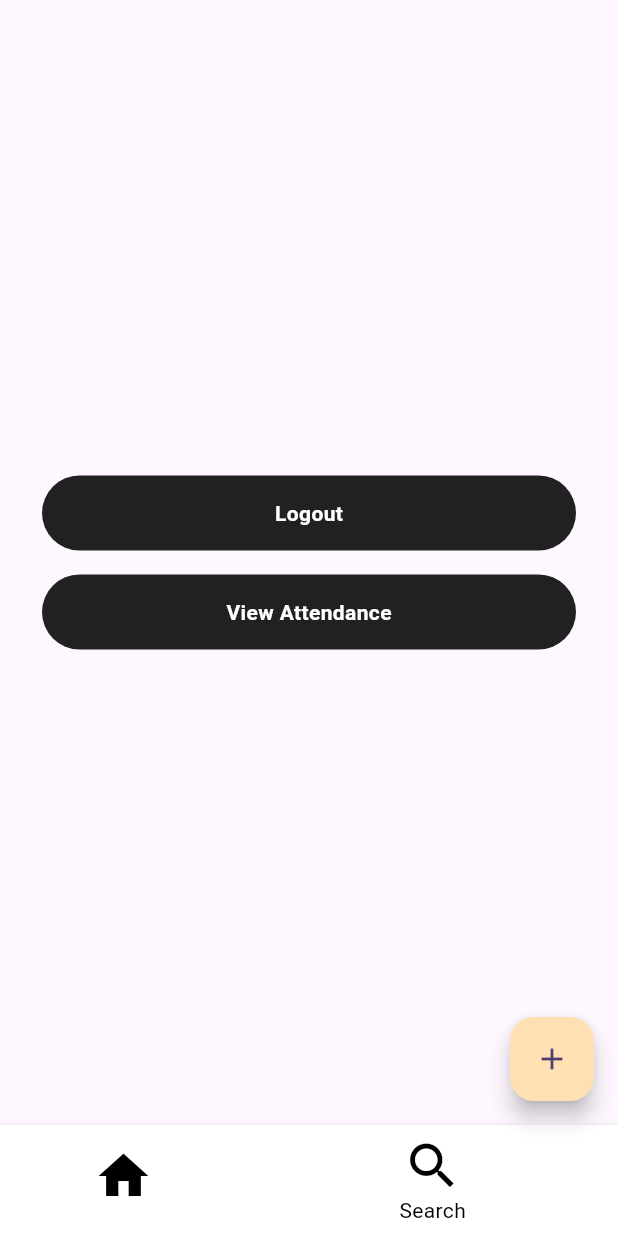
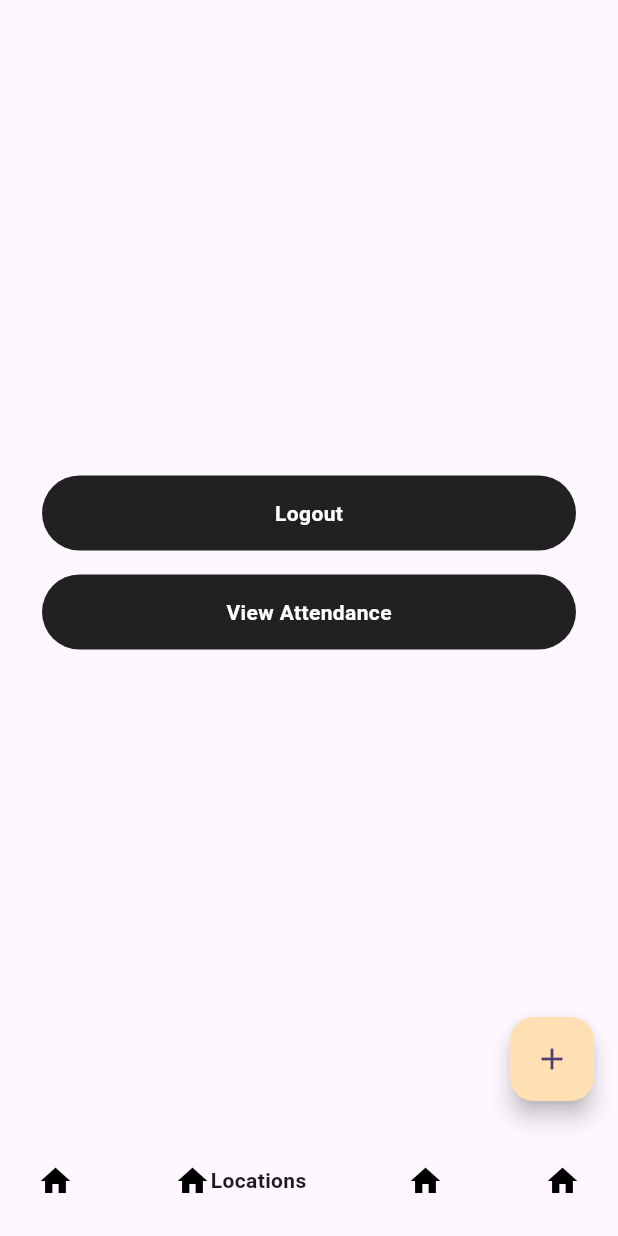
Before and after one commit to dhruvpatidar359/geofence, a Flutter app: the OfficeList screen opened directly, item 2 of the bottom bar chosen, on a phone screen of 412 x 824 dp. Run offline on Flutter 3.47's test engine with Material 2 defaults, Android fonts, the phone set to English and light mode, and no system bars; drawn by our look-alikes of google_nav_bar; our stand-ins replace easy_splash_screen, equatable, firebase_auth, firebase_core, firebase_database, geolocator and 6 more; missing offline and left inert: dart:ffi; accounts and stored records are empty.

Commit message:
added navbar

```diff
--- a/lib/pages/officelist.dart
+++ b/lib/pages/officelist.dart
@@ -8,6 +8,8 @@ import 'package:geofence/widgets/geoCard.dart';
 import 'package:geofence/widgets/widgets.dart';
 import 'package:geolocator/geolocator.dart';
 import 'package:google_fonts/google_fonts.dart';
+import 'package:google_nav_bar/google_nav_bar.dart';
+import 'package:line_icons/line_icons.dart';
 
 class OfficeList extends StatefulWidget {
   OfficeList({Key? key}) : super(key: key);
@@ -89,26 +91,15 @@ class _OfficeListState extends State<OfficeList> {
   Widget build(BuildContext context) {
     return SafeArea(
         child: Scaffold(
-      bottomNavigationBar: BottomNavigationBar(
-          items: const <BottomNavigationBarItem>[
-            BottomNavigationBarItem(
-                icon: Icon(
-                  Icons.home,
-                  color: Colors.black,
-                ),
-                label: 'Home',
-                backgroundColor: Colors.white),
-            BottomNavigationBarItem(
-                icon: Icon(Icons.search, color: Colors.black),
-                label: 'Search',
-                backgroundColor: Colors.white),
-          ],
-          type: BottomNavigationBarType.shifting,
-          currentIndex: _selectedIndex,
-          selectedItemColor: Colors.black,
-          iconSize: 40,
-          onTap: _onItemTapped,
-          elevation: 5),
+      bottomNavigationBar: GNav(
+        onTabChange: _onItemTapped,
+        tabs: [
+          GButton(icon: Icons.home, text: 'Locations'),
+          GButton(icon: Icons.home, text: 'Locations'),
+          GButton(icon: Icons.home, text: 'Locations'),
+          GButton(icon: Icons.home, text: 'Locations'),
+        ],
+      ),
       floatingActionButton: FloatingActionButton(
         backgroundColor: Colors.orange.shade100,
         onPressed: () {
--- a/pubspec.yaml
+++ b/pubspec.yaml
@@ -50,6 +50,8 @@ dependencies:
   geofence_service: ^4.0.0
   intl: ^0.18.1
   persistent_bottom_nav_bar: ^5.0.2
+  google_nav_bar: ^5.0.6
+  line_icons: ^2.0.3
 
 dev_dependencies:
   flutter_test:
```
Also changed, not shown: pubspec.lock.
